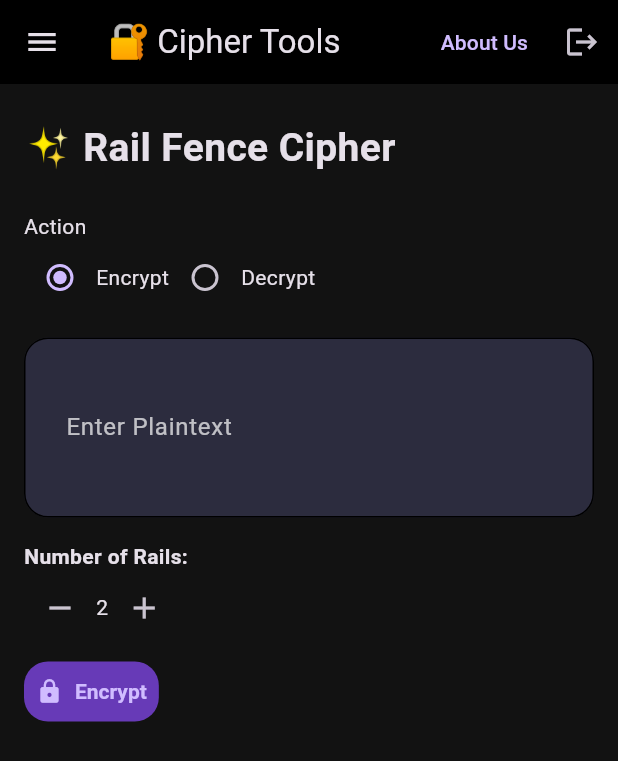
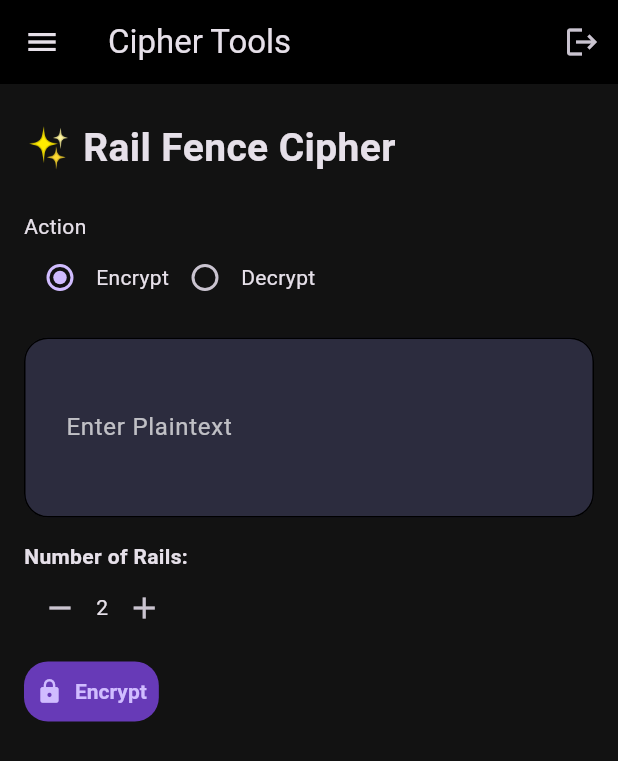
Before and after one commit to MHFerdous/Crypto-Project, a Flutter app: the HomeScreen screen opened directly, on a phone screen of 412 x 824 dp. Shown: the top 761 px of the screen. Run offline on Flutter 3.47's test engine with Material 3 defaults, Android fonts, the phone set to English and light mode, and no system bars; our stand-ins replace supabase_flutter; accounts and stored records are empty.

Commit message:
bug fixed

```diff
--- a/lib/screens/auth/signup_screen.dart
+++ b/lib/screens/auth/signup_screen.dart
@@ -65,7 +65,7 @@ class _SignupScreenState extends State<SignupScreen> {
           ScaffoldMessenger.of(context).showSnackBar(
             const SnackBar(
               content: Text(
-                'Signup successful. Check you email for verification.',
+                'Signup successful !!',
               ),
             ),
           );
--- a/lib/screens/home_screen.dart
+++ b/lib/screens/home_screen.dart
@@ -111,18 +111,9 @@ class _HomeScreenState extends State<HomeScreen> {
       child: Scaffold(
         drawer: _buildDrawer(),
         appBar: AppBar(
-          title: Text('🔐 Cipher Tools'),
+          title: Text('Cipher Tools'),
           backgroundColor: Colors.black,
           actions: [
-            TextButton(
-              onPressed: () {
-                Navigator.push(
-                  context,
-                  MaterialPageRoute(builder: (_) => AboutDevelopersScreen()),
-                );
-              },
-              child: Text('About Us'),
-            ),
             IconButton(
               onPressed: () {
                 _logOut(context);
@@ -522,7 +513,7 @@ class _HomeScreenState extends State<HomeScreen> {
         child: ListView(
           padding: EdgeInsets.symmetric(horizontal: 16, vertical: 32),
           children: [
-            const SizedBox(height: 40),
+            const SizedBox(height: 48),
             Text(
               'Choose a Cipher',
               style: TextStyle(
@@ -548,10 +539,15 @@ class _HomeScreenState extends State<HomeScreen> {
                 },
               ),
             Divider(color: Colors.white24),
-            const SizedBox(height: 10),
-            Text(
-              'Made with ❤️ by\nFerdous, Nadim, Hasan & Sayem',
-              style: TextStyle(color: Colors.white60, fontSize: 12),
+            const SizedBox(height: 40),
+            TextButton(
+              onPressed: () {
+                Navigator.push(
+                  context,
+                  MaterialPageRoute(builder: (_) => AboutDevelopersScreen()),
+                );
+              },
+              child: Text('About Us'),
             ),
           ],
         ),
```
